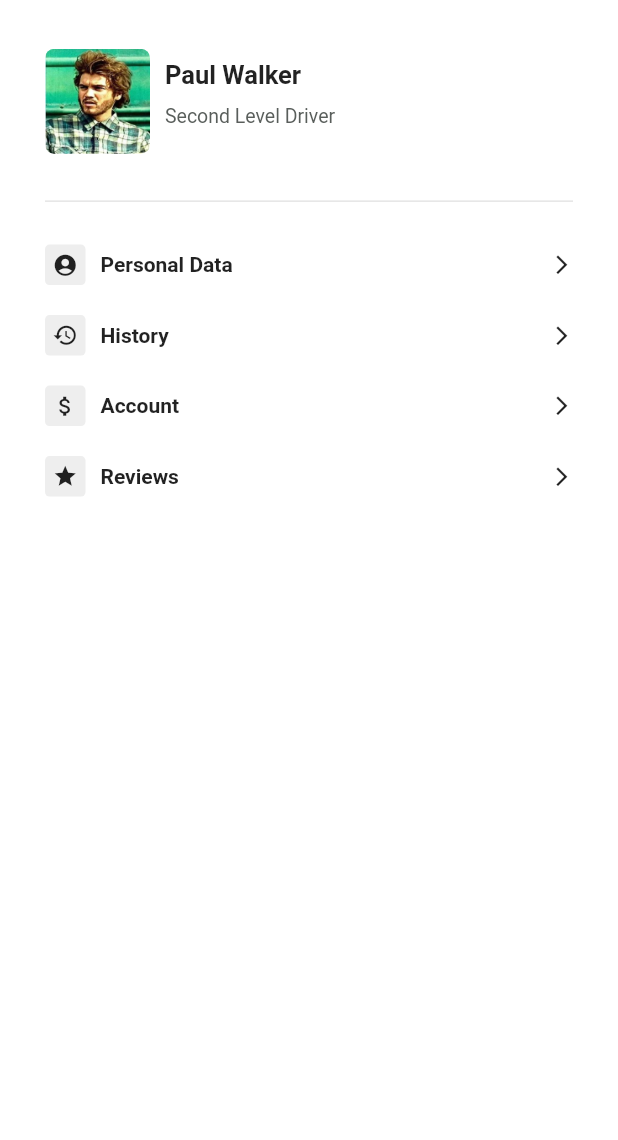
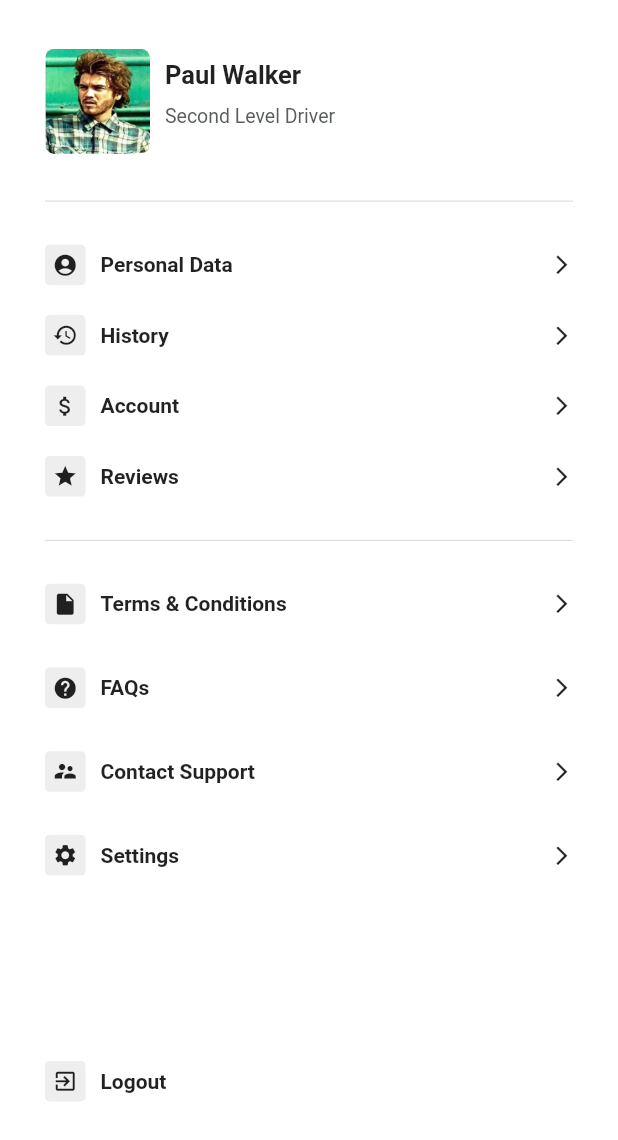
Before and after one commit to dombroks/delivery_app, a Flutter app: the screen it shows after launch, with the side drawer open, on a phone screen of 412 x 824 dp. Shown: the top 1140 px of the screen. Run offline on Flutter 3.47's test engine with Material 2 defaults, Android fonts, the phone set to English and light mode, and no system bars; our stand-ins replace connectivity, flutter_svg, google_maps_flutter, im_stepper, image_picker.

Commit message:
working on side menu bar

```diff
--- a/lib/view/component/CustomSideDrawerRowItem.dart
+++ b/lib/view/component/CustomSideDrawerRowItem.dart
@@ -7,12 +7,14 @@ class CustomSideDrawerRowItem extends StatelessWidget {
     this.title,
     this.destinationScreen,
     this.icon,
+    this.isForLogout = false,
   }) : super(key: key);
 
   final Size screenSize;
   final String title;
   final String destinationScreen;
   final IconData icon;
+  final isForLogout;
 
   @override
   Widget build(BuildContext context) {
@@ -43,9 +45,12 @@ class CustomSideDrawerRowItem extends StatelessWidget {
           ],
         ),
         GestureDetector(
-          child: Icon(
-            Icons.arrow_forward_ios,
-            size: 15,
+          child: Visibility(
+            visible: !isForLogout,
+            child: Icon(
+              Icons.arrow_forward_ios,
+              size: 15,
+            ),
           ),
           onTap: () {
             Navigator.of(context).pushNamed(destinationScreen);
--- a/lib/view/sideDrawer.dart
+++ b/lib/view/sideDrawer.dart
@@ -101,7 +101,64 @@ class _SideDrawerState extends State<SideDrawer> {
                   icon: Icons.star,
                   title: "Reviews",
                   destinationScreen: "/personalDataScreen",
-                )
+                ),
+                SizedBox(
+                  height: screenSize.height * 0.035,
+                ),
+                Container(
+                  color: Colors.grey[400],
+                  width: screenSize.width * 0.9,
+                  height: 0.4,
+                ),
+                SizedBox(
+                  height: screenSize.height * 0.035,
+                ),
+                CustomSideDrawerRowItem(
+                  screenSize: screenSize,
+                  icon: Icons.insert_drive_file,
+                  title: "Terms & Conditions",
+                  destinationScreen: "/termsAndConditionsScreen",
+                ),
+                SizedBox(
+                  height: screenSize.height * 0.035,
+                ),
+                CustomSideDrawerRowItem(
+                  screenSize: screenSize,
+                  icon: Icons.help,
+                  title: "FAQs",
+                  destinationScreen: "/personalDataScreen",
+                ),
+                SizedBox(
+                  height: screenSize.height * 0.035,
+                ),
+                CustomSideDrawerRowItem(
+                  screenSize: screenSize,
+                  icon: Icons.supervisor_account,
+                  title: "Contact Support",
+                  destinationScreen: "/personalDataScreen",
+                ),
+                SizedBox(
+                  height: screenSize.height * 0.035,
+                ),
+                CustomSideDrawerRowItem(
+                  screenSize: screenSize,
+                  icon: Icons.settings,
+                  title: "Settings",
+                  destinationScreen: "/personalDataScreen",
+                ),
+                SizedBox(
+                  height: screenSize.height * 0.15,
+                ),
+                GestureDetector(
+                  child: CustomSideDrawerRowItem(
+                    isForLogout: true,
+                    screenSize: screenSize,
+                    icon: Icons.exit_to_app,
+                    title: "Logout",
+                    destinationScreen: "/personalDataScreen",
+                  ),
+                  onTap: () {},
+                ),
               ],
             ),
           ),
```
